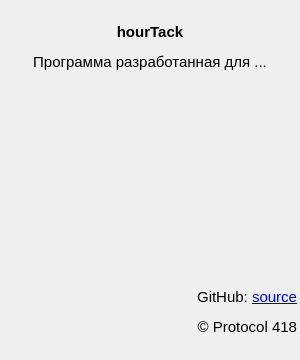
Old version of the form ui/about.ui in the repository Cy-Nec/hour_track.
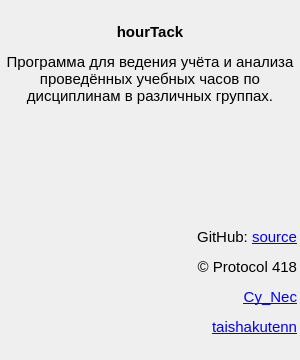
New version of the form.

Commit message: Добавлен просмотр остатка по часам. Доделаны все кнопки "Отменить" на остальных окнах. Отредактирован текст в окне "о программе"

Patch:
```diff
--- a/ui/about.ui
+++ b/ui/about.ui
@@ -49,7 +49,10 @@
       </font>
      </property>
      <property name="text">
-      <string>&lt;html&gt;&lt;head/&gt;&lt;body&gt;&lt;p align=&quot;center&quot;&gt;&lt;span style=&quot; font-weight:600;&quot;&gt;hourTack&lt;/span&gt;&lt;/p&gt;&lt;p align=&quot;center&quot;&gt;Программа разработанная для ...&lt;/p&gt;&lt;p align=&quot;right&quot;&gt;&lt;br/&gt;&lt;br/&gt;&lt;/p&gt;&lt;p align=&quot;right&quot;&gt;&lt;br/&gt;&lt;/p&gt;&lt;p align=&quot;right&quot;&gt;&lt;br/&gt;&lt;/p&gt;&lt;p align=&quot;right&quot;&gt;&lt;br/&gt;&lt;/p&gt;&lt;p align=&quot;right&quot;&gt;GitHub: &lt;a href=&quot;https://github.com/Cy-Nec/hour_track&quot;&gt;&lt;span style=&quot; text-decoration: underline; color:#0000ff;&quot;&gt;source&lt;/span&gt;&lt;/a&gt;&lt;/p&gt;&lt;p align=&quot;right&quot;&gt;© Protocol 418&lt;/p&gt;&lt;/body&gt;&lt;/html&gt;</string>
+      <string>&lt;html&gt;&lt;head/&gt;&lt;body&gt;&lt;p align=&quot;center&quot;&gt;&lt;span style=&quot; font-weight:600;&quot;&gt;hourTack&lt;/span&gt;&lt;/p&gt;&lt;p align=&quot;center&quot;&gt;Программа для ведения учёта и анализа проведённых учебных часов по дисциплинам в различных группах.&lt;/p&gt;&lt;p align=&quot;right&quot;&gt;&lt;br/&gt;&lt;br/&gt;&lt;/p&gt;&lt;p align=&quot;right&quot;&gt;&lt;br/&gt;&lt;/p&gt;&lt;p align=&quot;right&quot;&gt;GitHub: &lt;a href=&quot;https://github.com/Cy-Nec/hour_track&quot;&gt;&lt;span style=&quot; text-decoration: underline; color:#0000ff;&quot;&gt;source&lt;/span&gt;&lt;/a&gt;&lt;/p&gt;&lt;p align=&quot;right&quot;&gt;© Protocol 418&lt;/p&gt;&lt;p align=&quot;right&quot;&gt;&lt;a href=&quot;https://github.com/Cy-Nec&quot;&gt;&lt;span style=&quot; text-decoration: underline; color:#0000ff;&quot;&gt;Cy_Nec&lt;/span&gt;&lt;/a&gt;&lt;/p&gt;&lt;p align=&quot;right&quot;&gt;&lt;a href=&quot;https://github.com/taishakutenn&quot;&gt;&lt;span style=&quot; text-decoration: underline; color:#0000ff;&quot;&gt;taishakutenn&lt;/span&gt;&lt;/a&gt;&lt;/p&gt;&lt;/body&gt;&lt;/html&gt;</string>
+     </property>
+     <property name="wordWrap">
+      <bool>true</bool>
      </property>
     </widget>
    </item>
```
The commit also changes 7 other files.
